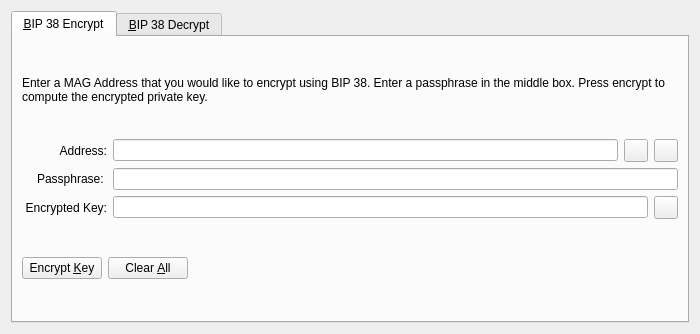
Before: the Qt Designer form src/qt/forms/bip38tooldialog.ui in BitWin24/bitwin24, drawn with Qt 5.
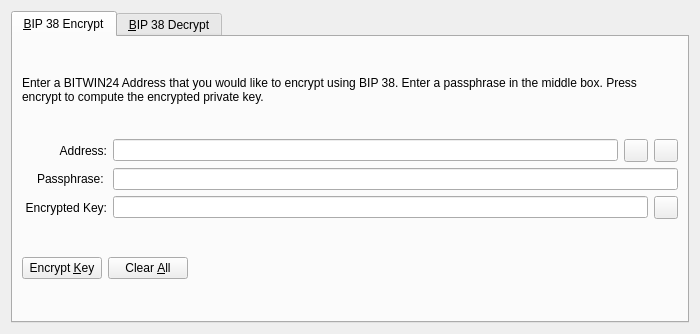
After: the same form once the commit is applied. The open tabs and pages were chosen to show the change. Icons and pictures are not drawn. Custom widgets are drawn as their Qt base class.

Commit message: replace MAG to BITWIN24, only word

The edit to the form file:
```diff
--- a/src/qt/forms/bip38tooldialog.ui
+++ b/src/qt/forms/bip38tooldialog.ui
@@ -30,7 +30,7 @@
        <item>
         <widget class="QLabel" name="infoLabel_ENC">
          <property name="text">
-          <string>Enter a MAG Address that you would like to encrypt using BIP 38. Enter a passphrase in the middle box. Press encrypt to compute the encrypted private key.</string>
+          <string>Enter a BITWIN24 Address that you would like to encrypt using BIP 38. Enter a passphrase in the middle box. Press encrypt to compute the encrypted private key.</string>
          </property>
          <property name="textFormat">
           <enum>Qt::PlainText</enum>
```
Left out of the diff: 4 changed lines with no effect on the pictures. The commit also changes 232 other files.
